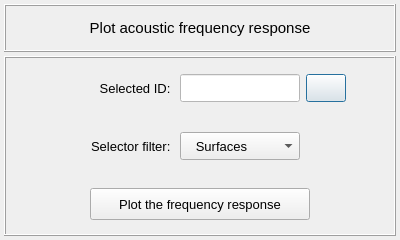
Before: the Qt Designer form vibra/interface/data/ui_files/plots/acoustic/plot_acoustic_frequency_response_input.ui in MOPT-UFSC/VIBRA, drawn with Qt 5.
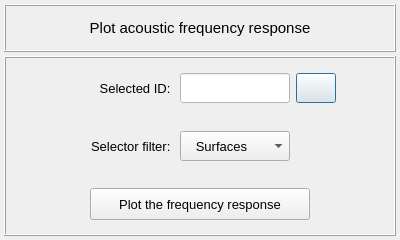
After: the same form once the commit is applied. Icons and pictures are not drawn.

```diff
--- a/vibra/interface/data/ui_files/plots/acoustic/plot_acoustic_frequency_response_input.ui
+++ b/vibra/interface/data/ui_files/plots/acoustic/plot_acoustic_frequency_response_input.ui
@@ -211,14 +211,14 @@
           <widget class="QLabel" name="label_10">
            <property name="minimumSize">
             <size>
-             <width>120</width>
-             <height>28</height>
+             <width>110</width>
+             <height>30</height>
             </size>
            </property>
            <property name="maximumSize">
             <size>
-             <width>120</width>
-             <height>28</height>
+             <width>110</width>
+             <height>30</height>
             </size>
            </property>
            <property name="font">
@@ -242,14 +242,14 @@
           <widget class="QLineEdit" name="lineEdit_selection_id">
            <property name="minimumSize">
             <size>
-             <width>120</width>
-             <height>28</height>
+             <width>110</width>
+             <height>30</height>
             </size>
            </property>
            <property name="maximumSize">
             <size>
-             <width>120</width>
-             <height>28</height>
+             <width>110</width>
+             <height>30</height>
             </size>
            </property>
            <property name="font">
@@ -287,13 +287,13 @@
            <property name="minimumSize">
             <size>
              <width>40</width>
-             <height>28</height>
+             <height>30</height>
             </size>
            </property>
            <property name="maximumSize">
             <size>
              <width>40</width>
-             <height>28</height>
+             <height>30</height>
             </size>
            </property>
            <property name="font">
@@ -445,14 +445,14 @@
           <widget class="QLabel" name="label_2">
            <property name="minimumSize">
             <size>
-             <width>120</width>
-             <height>28</height>
+             <width>110</width>
+             <height>30</height>
             </size>
            </property>
            <property name="maximumSize">
             <size>
-             <width>120</width>
-             <height>28</height>
+             <width>110</width>
+             <height>30</height>
             </size>
            </property>
            <property name="font">
@@ -472,14 +472,14 @@
           <widget class="QComboBox" name="comboBox_selector_filter">
            <property name="minimumSize">
             <size>
-             <width>120</width>
-             <height>28</height>
+             <width>110</width>
+             <height>30</height>
             </size>
            </property>
            <property name="maximumSize">
             <size>
-             <width>120</width>
-             <height>28</height>
+             <width>110</width>
+             <height>30</height>
             </size>
            </property>
            <property name="font">
@@ -515,13 +515,13 @@
            <property name="minimumSize">
             <size>
              <width>40</width>
-             <height>28</height>
+             <height>30</height>
             </size>
            </property>
            <property name="maximumSize">
             <size>
              <width>40</width>
-             <height>28</height>
+             <height>30</height>
             </size>
            </property>
            <property name="frameShape">
```
